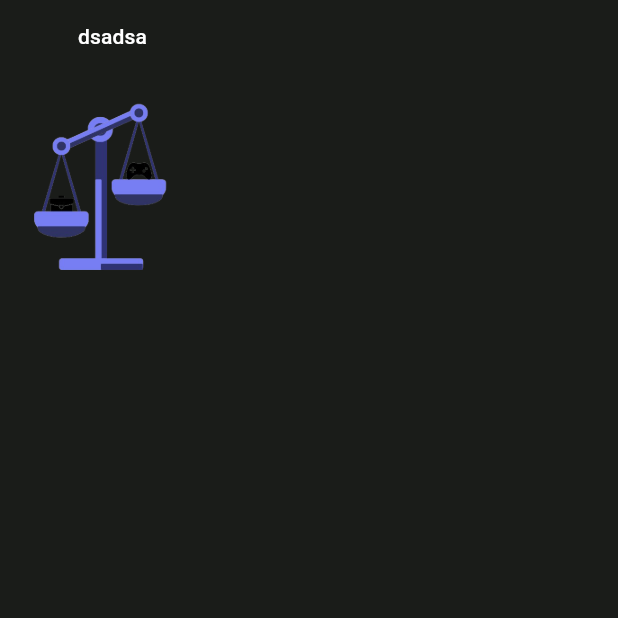
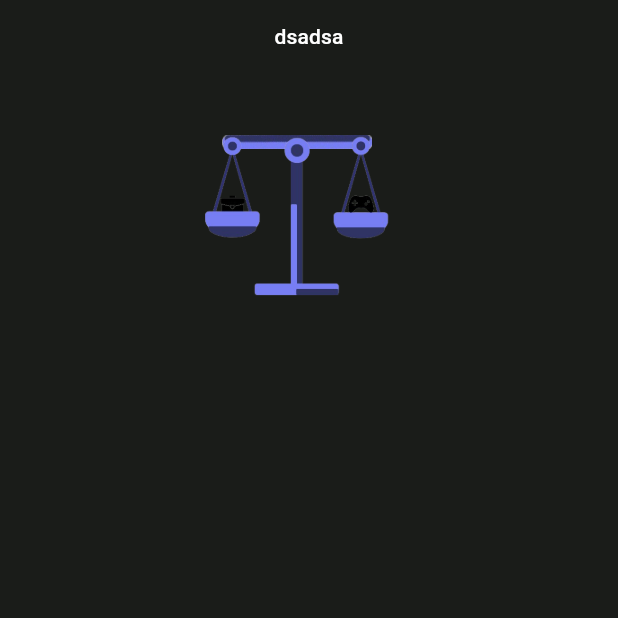
Before and after one commit to Remigiusz-Ruszkiewicz/sheepyourhack5, a Flutter app: the screen it shows after launch, on a phone screen of 412 x 824 dp, the top half of it. Run offline on Flutter 3.47's test engine with Material 3 defaults, Android fonts, the phone set to English and light mode, and no system bars; our stand-ins replace async_builder, auto_size_text, device_info_plus, easy_localization, fl_chart, freezed_annotation and 7 more; missing offline and left inert: combine, comprehensive_utils, segment_display; generated files the repository leaves out were written again.

Commit message:
libra animation init

```diff
--- a/apps/harmony_app/lib/src/libra_widget/libra_widget.dart
+++ b/apps/harmony_app/lib/src/libra_widget/libra_widget.dart
@@ -14,10 +14,11 @@ class LibraWidget extends StatelessWidget {
     return InitBuilder<LibraBloc>(
       getter: _getBloc,
       builder: (context, bloc) {
-        return Column(
+        return Center(
+          child: Column(
             children: [
               MaterialButton(
-              child: Text('dsadsa'),
+                child: const Text('dsadsa'),
                 onPressed: () {
                   if (bloc!.changeBalance.hasValue) {
                     final value = bloc.changeBalance.value;
@@ -29,43 +30,72 @@ class LibraWidget extends StatelessWidget {
               ),
               AsyncBuilder<double>(
                 stream: bloc!.changeBalance.stream,
+                initial: 0,
                 builder: (context, balanceValue) {
-                balanceValue ??= 0;
                   return Stack(
                     children: [
-                    const _LibraWidget('assets/libra/main_wage.png'),
-                    const _LibraWidget('assets/libra/wage_bar.png'),
-                    AnimatedContainer(
-                      duration: const Duration(seconds: 1),
-                      transform: Matrix4.translationValues(0, balanceValue, 0),
+                      Padding(
+                        padding: const EdgeInsets.only(left: 34, top: 42),
+                        child: _AnimatedBuilder(
+                          transform: Matrix4.rotationZ(balanceValue! / 2),
+                          child: const _LibraWidget('assets/libra/wage_bar.png', width: 100),
+                        ),
+                      ),
+                      _AnimatedBuilder(
+                        transform: Matrix4.translationValues(0, -balanceValue, 0),
                         child: const _LibraWidget('assets/libra/left_wage.png'),
                       ),
-                    AnimatedContainer(
-                      duration: const Duration(seconds: 1),
-                      transform: Matrix4.translationValues(0, -balanceValue, 0),
+                      Padding(
+                        padding: const EdgeInsets.only(left: 34, top: 22),
+                        child: _AnimatedBuilder(
+                          transform: Matrix4.translationValues(0, balanceValue, 0),
                           child: const _LibraWidget('assets/libra/right_wage.png'),
+                        ),
+                      ),
+                      const Padding(
+                        padding: EdgeInsets.only(left: 12),
+                        child: _LibraWidget('assets/libra/main_wage.png'),
                       ),
                     ],
                   );
                 },
               ),
             ],
+          ),
         );
       },
     );
   }
 }
 
+class _AnimatedBuilder extends StatelessWidget {
+  const _AnimatedBuilder({required this.child, required this.transform});
+
+  final Widget child;
+  final Matrix4 transform;
+
+  @override
+  Widget build(BuildContext context) {
+    return AnimatedContainer(
+      duration: const Duration(seconds: 1),
+      transform: transform,
+      transformAlignment: Alignment.center,
+      child: child,
+    );
+  }
+}
+
 class _LibraWidget extends StatelessWidget {
-  const _LibraWidget(this.path);
+  const _LibraWidget(this.path, {this.width});
 
   final String path;
+  final double? width;
 
   @override
   Widget build(BuildContext context) {
     return Image.asset(
       path,
-      width: 150,
+      width: width ?? 150,
     );
   }
 }
@@ -76,3 +106,37 @@ LibraBloc _getBloc() {
   }
   return _getIt.registerSingleton<LibraBloc>(LibraBloc());
 }
+
+class SpinningLine extends StatefulWidget {
+  const SpinningLine({super.key});
+
+  @override
+  _SpinningLineState createState() => _SpinningLineState();
+}
+
+class _SpinningLineState extends State<SpinningLine> with SingleTickerProviderStateMixin {
+  late AnimationController _controller;
+
+  @override
+  void initState() {
+    super.initState();
+    _controller = AnimationController(
+      vsync: this,
+      duration: Duration(seconds: 1),
+    )..repeat();
+  }
+
+  @override
+  Widget build(BuildContext context) {
+    return RotationTransition(
+      turns: _controller,
+      child: const _LibraWidget('assets/libra/wage_bar.png'),
+    );
+  }
+
+  @override
+  void dispose() {
+    _controller.dispose();
+    super.dispose();
+  }
+}
--- a/apps/harmony_app/pubspec.yaml
+++ b/apps/harmony_app/pubspec.yaml
@@ -24,7 +24,7 @@ dependencies:
   async: ^2.11.0
   carousel_slider: ^4.2.1
   flutter_svg: ^2.0.9
-
+  flutter_animate: ^4.3.0
   # Modules
   dependency_interfaces:
   localization_pkg:
```
Also changed, not shown: apps/harmony_app/lib/src/libra_widget/animated_builder_test.dart (+7 -3 lines), apps/harmony_app/assets/libra/main_wage.png, apps/harmony_app/assets/libra/main_wage2.png (added), apps/harmony_app/assets/libra/wage_bar — kopia.png (added), apps/harmony_app/assets/libra/wage_bar.png, apps/harmony_app/assets/libra/wage_bar2.png (added). Lines whose indentation alone changed are shown as unchanged.
